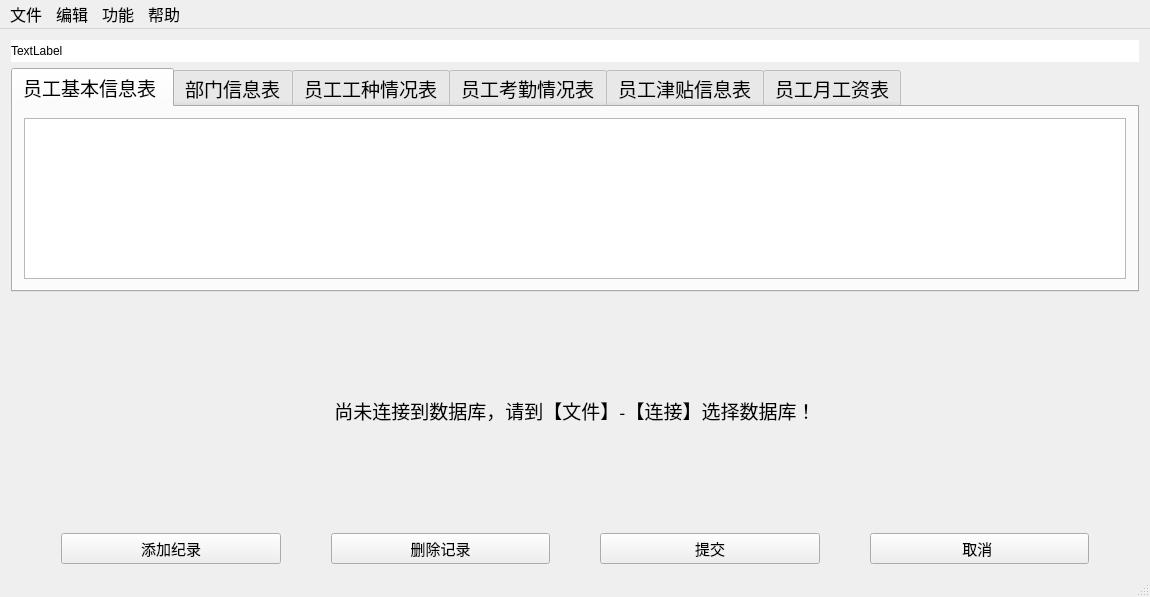
Before: the Qt Designer form SalaryManageSystem/mainwindow.ui in 10086a/Qt-simple, drawn with Qt 5.
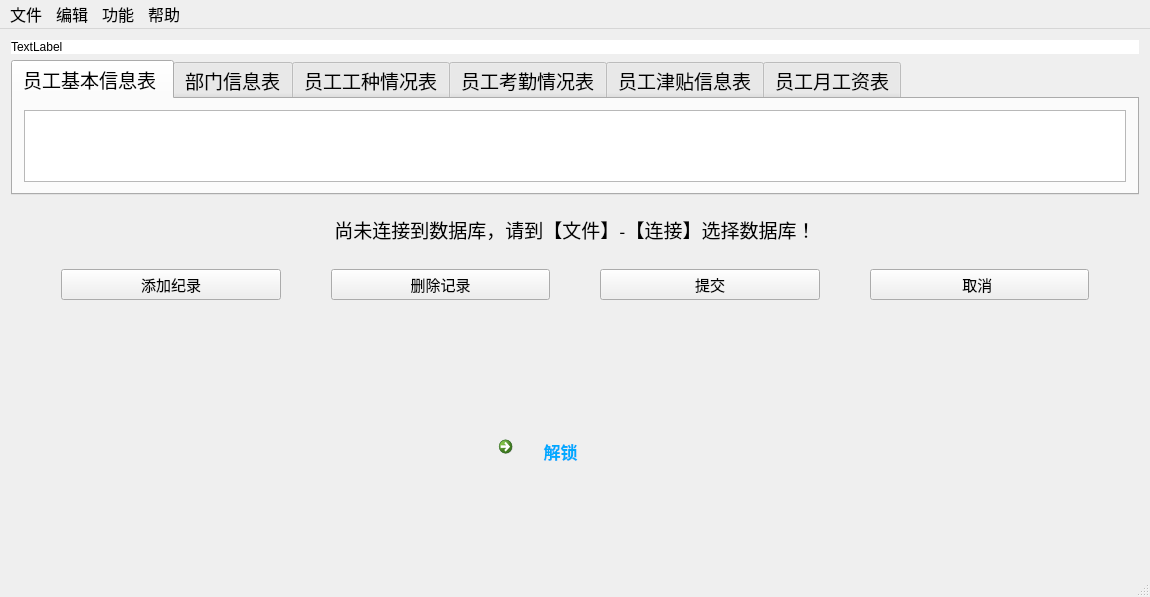
After: the same form once the commit is applied. The open tabs and pages were chosen to show the change. Icons and pictures are not drawn.

Diff of the .ui file:
```diff
--- a/SalaryManageSystem/mainwindow.ui
+++ b/SalaryManageSystem/mainwindow.ui
@@ -20,7 +20,7 @@
    <string>工资管理系统</string>
   </property>
   <widget class="QWidget" name="centralWidget">
-   <layout class="QVBoxLayout" name="verticalLayout" stretch="1,10,10,1">
+   <layout class="QVBoxLayout" name="verticalLayout" stretch="1,10,10,1,0,40">
     <item>
      <widget class="QLabel" name="label_pic">
       <property name="styleSheet">
@@ -245,6 +245,59 @@
       </item>
      </layout>
     </item>
+    <item>
+     <widget class="QLabel" name="label_lock">
+      <property name="font">
+       <font>
+        <family>Source Code Pro Black</family>
+        <pointsize>11</pointsize>
+       </font>
+      </property>
+      <property name="text">
+       <string>&lt;html&gt;&lt;head/&gt;&lt;body&gt;&lt;p align=&quot;center&quot;&gt;&lt;img src=&quot;:/images/lockWindow&quot;/&gt;&lt;/p&gt;&lt;/body&gt;&lt;/html&gt;</string>
+      </property>
+     </widget>
+    </item>
+    <item alignment="Qt::AlignHCenter|Qt::AlignVCenter">
+     <widget class="QCommandLinkButton" name="unlock_btn">
+      <property name="sizePolicy">
+       <sizepolicy hsizetype="Expanding" vsizetype="Expanding">
+        <horstretch>0</horstretch>
+        <verstretch>0</verstretch>
+       </sizepolicy>
+      </property>
+      <property name="font">
+       <font>
+        <family>Segoe UI</family>
+        <pointsize>13</pointsize>
+       </font>
+      </property>
+      <property name="layoutDirection">
+       <enum>Qt::LeftToRight</enum>
+      </property>
+      <property name="autoFillBackground">
+       <bool>false</bool>
+      </property>
+      <property name="styleSheet">
+       <string notr="true">color: rgb(0, 170, 255);</string>
+      </property>
+      <property name="text">
+       <string>     解锁</string>
+      </property>
+      <property name="iconSize">
+       <size>
+        <width>40</width>
+        <height>40</height>
+       </size>
+      </property>
+      <property name="shortcut">
+       <string>Ctrl+Shift+L</string>
+      </property>
+      <property name="autoRepeat">
+       <bool>true</bool>
+      </property>
+     </widget>
+    </item>
    </layout>
   </widget>
   <widget class="QMenuBar" name="menuBar">
```
Left out of the diff: 44 changed lines with no effect on the pictures.
